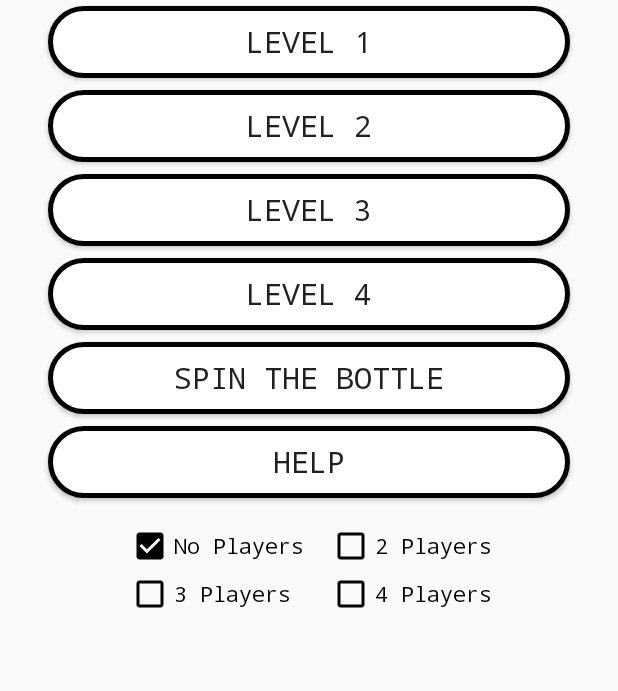
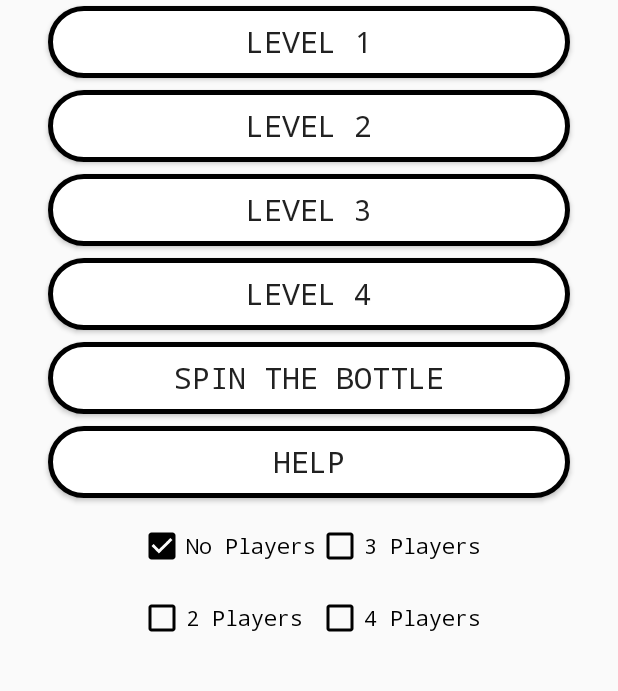
Before and after one commit to RaulGuerra/DrinkingGame, an Android app: the screen it shows after launch (MainActivity), on a phone screen of 412 x 824 dp, the part 494-1185 px from its top. Run offline under Robolectric (Android 15) with nearby library versions, the phone set to English and light mode, and no system bars; Roboto replaces fonts that are not available here.

Commit message:
Fix button overlapping on main activity

```diff
--- a/app/src/main/res/layout/activity_main.xml
+++ b/app/src/main/res/layout/activity_main.xml
@@ -112,60 +112,68 @@
         app:layout_constraintWidth_percent="0.70"
         app:srcCompat="@drawable/main_menu_logo" />
 
+    <LinearLayout
+        android:layout_width="wrap_content"
+        android:layout_height="wrap_content"
+        android:layout_marginTop="8dp"
+        android:orientation="horizontal"
+        app:layout_constraintEnd_toEndOf="parent"
+        app:layout_constraintStart_toStartOf="parent"
+        app:layout_constraintTop_toBottomOf="@+id/help">
+
+        <LinearLayout
+            android:layout_width="wrap_content"
+            android:layout_height="wrap_content"
+            android:orientation="vertical">
+
             <CheckBox
                 android:id="@+id/no_players"
                 android:layout_width="wrap_content"
                 android:layout_height="wrap_content"
-        android:layout_alignParentBottom="true"
-        android:layout_marginStart="84dp"
-        android:layout_marginTop="8dp"
                 android:buttonTint="@android:color/background_dark"
                 android:fontFamily="monospace"
                 android:minHeight="48dp"
-        android:text="@string/no_players"
-        app:layout_constraintStart_toStartOf="parent"
-        app:layout_constraintTop_toBottomOf="@+id/help"></CheckBox>
+                android:text="@string/no_players"></CheckBox>
 
             <CheckBox
                 android:id="@+id/two_players"
                 android:layout_width="wrap_content"
                 android:layout_height="wrap_content"
-        android:layout_alignParentBottom="true"
-        android:layout_marginTop="8dp"
-        android:layout_marginEnd="84dp"
                 android:buttonTint="@android:color/background_dark"
                 android:fontFamily="monospace"
                 android:minHeight="48dp"
-        android:text="@string/twoplayers_btn"
-        app:layout_constraintEnd_toEndOf="parent"
-        app:layout_constraintTop_toBottomOf="@+id/help"></CheckBox>
+                android:text="@string/twoplayers_btn"></CheckBox>
+        </LinearLayout>
+
+        <Space
+            android:layout_width="0dp"
+            android:layout_height="1dp"
+            android:layout_weight="1" />
+
+        <LinearLayout
+            android:layout_width="wrap_content"
+            android:layout_height="wrap_content"
+            android:orientation="vertical">
 
             <CheckBox
                 android:id="@+id/three_players"
                 android:layout_width="wrap_content"
                 android:layout_height="wrap_content"
-        android:layout_alignParentBottom="true"
-        android:layout_marginStart="84dp"
-        android:layout_marginTop="40dp"
                 android:buttonTint="@android:color/background_dark"
                 android:fontFamily="monospace"
                 android:minHeight="48dp"
-        android:text="@string/threeplayers_btn"
-        app:layout_constraintStart_toStartOf="parent"
-        app:layout_constraintTop_toBottomOf="@+id/help"></CheckBox>
+                android:text="@string/threeplayers_btn"></CheckBox>
 
             <CheckBox
                 android:id="@+id/four_players"
                 android:layout_width="wrap_content"
                 android:layout_height="wrap_content"
-        android:layout_alignParentBottom="true"
-        android:layout_marginTop="40dp"
-        android:layout_marginEnd="84dp"
                 android:buttonTint="@android:color/background_dark"
                 android:checked="false"
                 android:fontFamily="monospace"
                 android:minHeight="48dp"
-        android:text="@string/fourplayers_btn"
-        app:layout_constraintEnd_toEndOf="parent"
-        app:layout_constraintTop_toBottomOf="@+id/help"></CheckBox>
+                android:text="@string/fourplayers_btn"></CheckBox>
+        </LinearLayout>
+    </LinearLayout>
+
 </android.support.constraint.ConstraintLayout>
```
Lines whose indentation alone changed are shown as unchanged.
